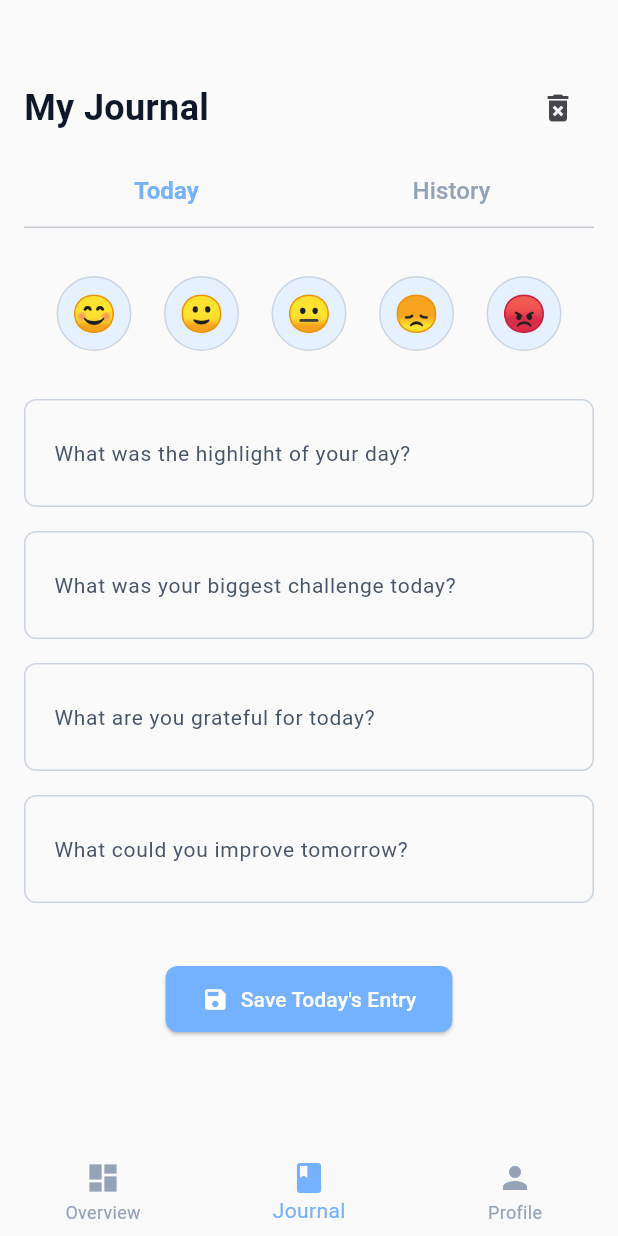
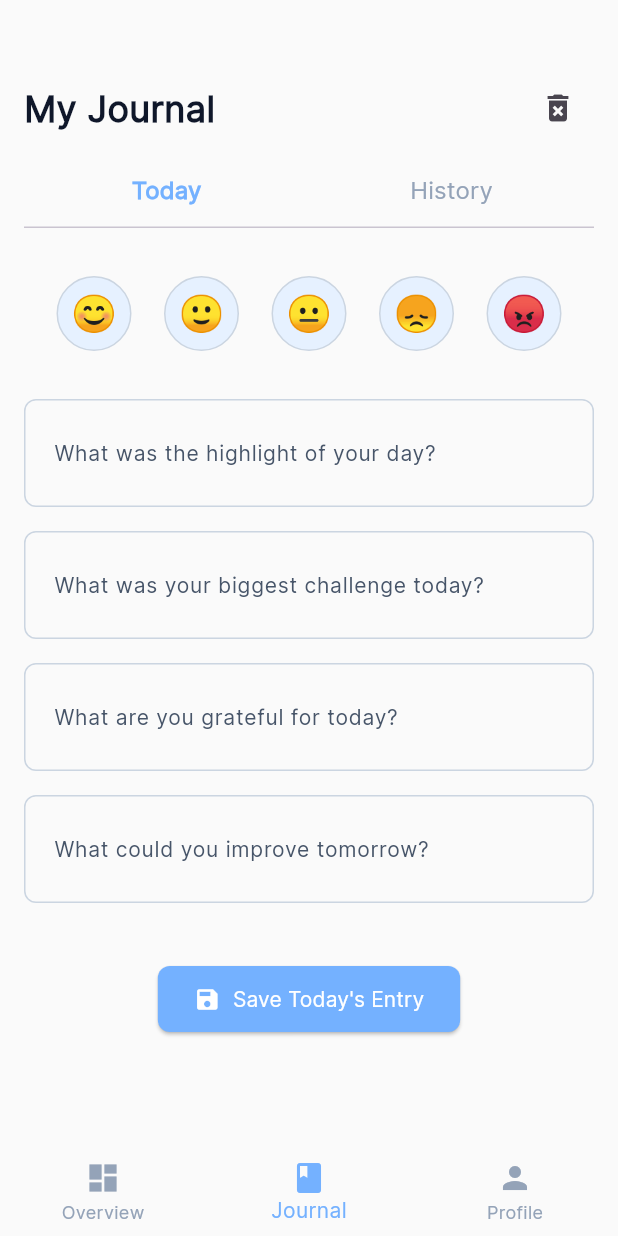
Before and after one commit to lalitshankarch/serene, a Flutter app: the screen it shows after launch, item 2 of the bottom bar chosen, on a phone screen of 412 x 824 dp. Run offline on Flutter 3.47's test engine with Material 3 defaults, Android fonts, the phone set to English and light mode, and no system bars; our stand-ins replace flutter_local_notifications, flutter_svg, hive, hive_flutter, permission_handler, timezone; missing offline and left inert: sentiment_dart, usage_stats; accounts and stored records are empty.

Commit message:
Update typeface

```diff
--- a/lib/main.dart
+++ b/lib/main.dart
@@ -68,6 +68,7 @@ class MyApp extends StatelessWidget {
       debugShowCheckedModeBanner: false,
       theme: ThemeData(
         primarySwatch: Colors.green,
+        fontFamily: 'Inter',
         scaffoldBackgroundColor: AppColors.background,
         bottomNavigationBarTheme: const BottomNavigationBarThemeData(
           selectedItemColor: AppColors.navSelected,
--- a/pubspec.yaml
+++ b/pubspec.yaml
@@ -70,6 +70,11 @@ flutter:
   assets:
     - assets/images/
 
+  fonts:
+    - family: Inter
+      fonts:
+        - asset: assets/fonts/Inter-Regular.ttf
+
   # An image asset can refer to one or more resolution-specific "variants", see
   # https://flutter.dev/to/resolution-aware-images
 
```
Also changed, not shown: assets/fonts/Inter-Regular.ttf (added), screenshot.jpg.
